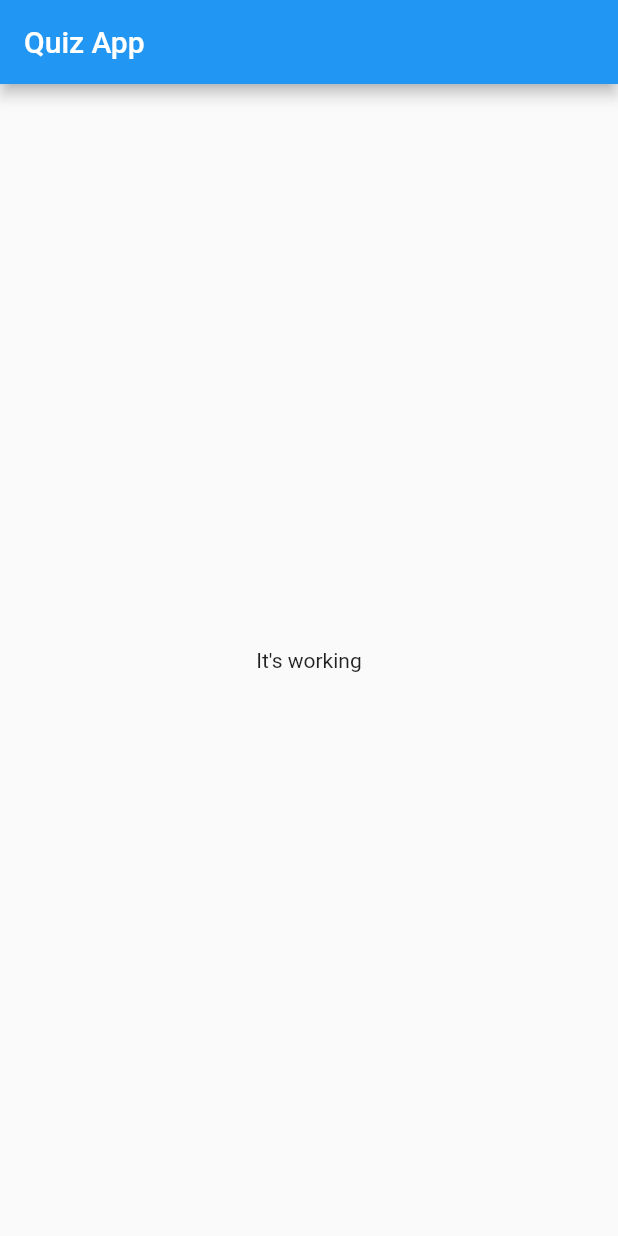
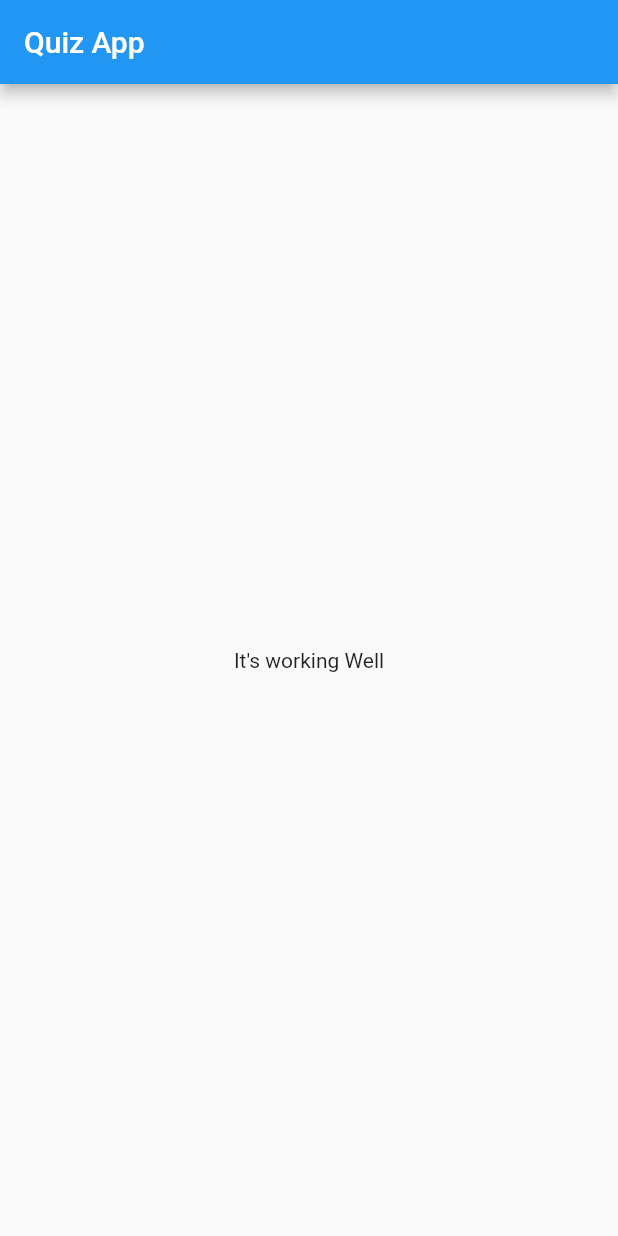
Before and after one commit to Nayemalam110/Quiz-App, a Flutter app: the screen it shows after launch, on a phone screen of 412 x 824 dp. Run offline on Flutter 3.47's test engine with Material 2 defaults, Android fonts, the phone set to English and light mode, and no system bars.

Commit message:
2nd Commit

```diff
--- a/quiz_app/lib/main.dart
+++ b/quiz_app/lib/main.dart
@@ -22,7 +22,7 @@ class QuizAppState extends State<QuizApp> {
           title: Text('Quiz App'),
         ),
         body: Center(
-          child: Text('It\'s working'),
+          child: Text('It\'s working Well'),
         ),
       ),
     );
```
